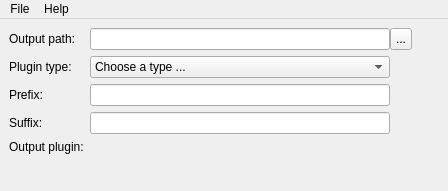
drescherjm/dtk, file tools/dtkPluginGenerator/dtkPluginGeneratorMainWindow.ui: the form before one commit.
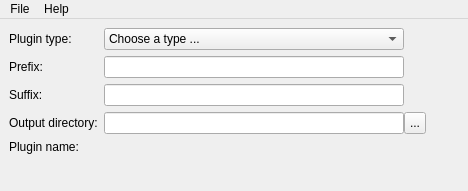
The form after the commit.

Commit message: Correct a small bug and improve interface...

```diff
--- a/tools/dtkPluginGenerator/dtkPluginGeneratorMainWindow.ui
+++ b/tools/dtkPluginGenerator/dtkPluginGeneratorMainWindow.ui
@@ -6,7 +6,7 @@
    <rect>
     <x>0</x>
     <y>0</y>
-    <width>448</width>
+    <width>468</width>
     <height>191</height>
    </rect>
   </property>
@@ -27,17 +27,17 @@
     <property name="fieldGrowthPolicy">
      <enum>QFormLayout::FieldsStayAtSizeHint</enum>
     </property>
-    <item row="0" column="0">
+    <item row="3" column="0">
      <widget class="QLabel" name="outputPathLabel">
       <property name="text">
-       <string>Output path:</string>
+       <string>Output directory:</string>
       </property>
       <property name="buddy">
        <cstring>pathLineEdit</cstring>
       </property>
      </widget>
     </item>
-    <item row="0" column="1">
+    <item row="3" column="1">
      <layout class="QHBoxLayout" name="horizontalLayout">
       <property name="spacing">
        <number>0</number>
@@ -76,7 +76,7 @@
       </item>
      </layout>
     </item>
-    <item row="1" column="0">
+    <item row="0" column="0">
      <widget class="QLabel" name="pluginTypeLabel">
       <property name="text">
        <string>Plugin type:</string>
@@ -86,7 +86,7 @@
       </property>
      </widget>
     </item>
-    <item row="1" column="1">
+    <item row="0" column="1">
      <widget class="QComboBox" name="pluginTypeCombo">
       <property name="minimumSize">
        <size>
@@ -116,7 +116,7 @@
       </item>
      </widget>
     </item>
-    <item row="2" column="0">
+    <item row="1" column="0">
      <widget class="QLabel" name="prefixLabel">
       <property name="text">
        <string>Prefix:</string>
@@ -126,7 +126,7 @@
       </property>
      </widget>
     </item>
-    <item row="2" column="1">
+    <item row="1" column="1">
      <widget class="QLineEdit" name="prefixLineEdit">
       <property name="minimumSize">
        <size>
@@ -136,7 +136,7 @@
       </property>
      </widget>
     </item>
-    <item row="3" column="0">
+    <item row="2" column="0">
      <widget class="QLabel" name="suffixLabel">
       <property name="text">
        <string>Suffix:</string>
@@ -146,7 +146,7 @@
       </property>
      </widget>
     </item>
-    <item row="3" column="1">
+    <item row="2" column="1">
      <widget class="QLineEdit" name="suffixLineEdit">
       <property name="minimumSize">
        <size>
@@ -159,7 +159,7 @@
     <item row="4" column="0">
      <widget class="QLabel" name="outputPluginLabel">
       <property name="text">
-       <string>Output plugin:</string>
+       <string>Plugin name:</string>
       </property>
      </widget>
     </item>
@@ -201,8 +201,8 @@
     <rect>
      <x>0</x>
      <y>0</y>
-     <width>448</width>
-     <height>22</height>
+     <width>468</width>
+     <height>25</height>
     </rect>
    </property>
    <widget class="QMenu" name="menuFile">
```
The commit also changes 1 other file.
